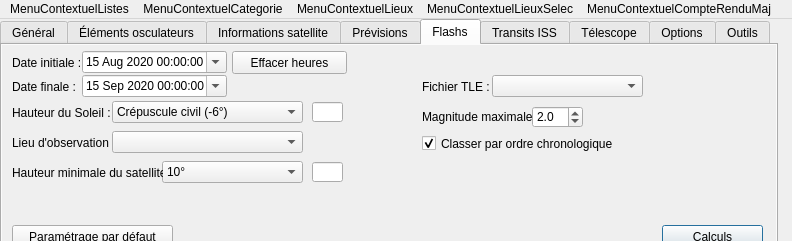
Old version of the form src/interface/onglets.ui in the repository mconsidine/previsat_archive.
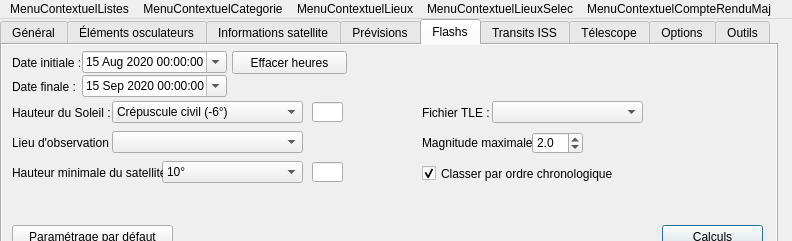
New version of the form. The open tabs and pages were chosen to show the change. Icons and pictures are not drawn.

Commit message: Ajout des fonctionnalites de l'onglet Evenements orbitaux Corrections d'affichage des resultats

```diff
--- a/src/interface/onglets.ui
+++ b/src/interface/onglets.ui
@@ -6461,7 +6461,7 @@
       <property name="geometry">
        <rect>
         <x>420</x>
-        <y>90</y>
+        <y>120</y>
         <width>201</width>
         <height>17</height>
        </rect>
@@ -6542,7 +6542,7 @@
       <property name="geometry">
        <rect>
         <x>490</x>
-        <y>30</y>
+        <y>56</y>
         <width>151</width>
         <height>22</height>
        </rect>
@@ -6731,7 +6731,7 @@
       <property name="geometry">
        <rect>
         <x>420</x>
-        <y>64</y>
+        <y>90</y>
         <width>111</width>
         <height>16</height>
        </rect>
@@ -6779,7 +6779,7 @@
       <property name="geometry">
        <rect>
         <x>530</x>
-        <y>61</y>
+        <y>87</y>
         <width>51</width>
         <height>22</height>
        </rect>
@@ -6823,7 +6823,7 @@
       <property name="geometry">
        <rect>
         <x>420</x>
-        <y>34</y>
+        <y>60</y>
         <width>71</width>
         <height>16</height>
        </rect>
```
Left out of the diff: 5 changed lines with no effect on the pictures. The commit also changes 5 other files.
